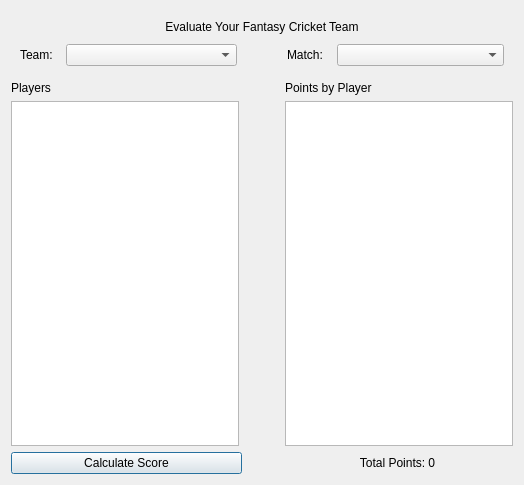
Above: evaluateTeam.ui from Trugamr/fantasy-cricket-python before the change. Below: the same form after it.
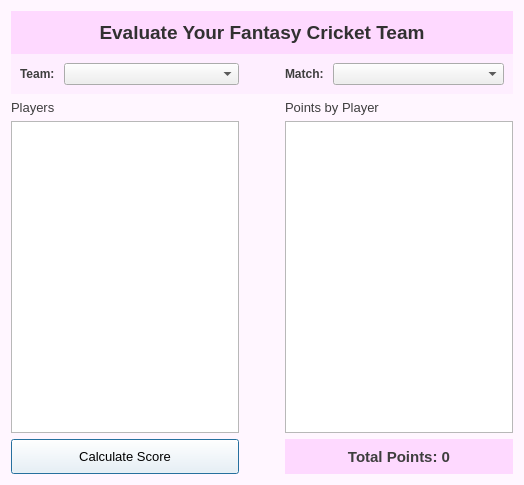
That is the form after the change.

Commit message: added styles to evaulateTeam dialog

```diff
--- a/evaluateTeam.ui
+++ b/evaluateTeam.ui
@@ -13,6 +13,42 @@
   <property name="windowTitle">
    <string>Evaluate Team</string>
   </property>
+  <property name="styleSheet">
+   <string notr="true">QDialog#EvaluateTeamDialog {
+	background-color: rgb(255, 246, 255);
+}
+
+QLabel#pointsByPlayerLabel, #playersLabel {
+	font: 10pt;
+	color: #3e3e3e;
+}
+
+QLabel#totalPointsLabel {
+	font: bold 11pt;
+	color: #3e3e3e;
+ 	background-color: rgb(254, 217, 255);
+}
+
+QWidget#comboBoxes {
+	background-color: rgb(254, 238, 255);
+}
+
+QLabel#teamLabel, #matchLabel {
+	color: #3e3e3e;
+	font: bold 9pt;
+}
+
+QLabel#evaluateHeading {
+	background-color: rgb(254, 217, 255);
+	padding: 10px;
+}
+
+QPushButton#calculateScoreButton {
+	background: #fefefe;
+	font: 10pt;
+}
+</string>
+  </property>
   <layout class="QVBoxLayout" name="verticalLayout_2">
    <item>
     <widget class="QWidget" name="topContainer" native="true">
@@ -24,10 +60,22 @@
      </property>
      <layout class="QVBoxLayout" name="verticalLayout">
       <property name="spacing">
-       <number>10</number>
+       <number>0</number>
+      </property>
+      <property name="leftMargin">
+       <number>0</number>
+      </property>
+      <property name="topMargin">
+       <number>0</number>
+      </property>
+      <property name="rightMargin">
+       <number>0</number>
+      </property>
+      <property name="bottomMargin">
+       <number>0</number>
       </property>
       <item>
-       <widget class="QLabel" name="label">
+       <widget class="QLabel" name="evaluateHeading">
         <property name="sizePolicy">
          <sizepolicy hsizetype="Preferred" vsizetype="Maximum">
           <horstretch>0</horstretch>
@@ -35,7 +83,7 @@
          </sizepolicy>
         </property>
         <property name="text">
-         <string>Evaluate Your Fantasy Cricket Team</string>
+         <string>&lt;html&gt;&lt;head/&gt;&lt;body&gt;&lt;p align=&quot;center&quot;&gt;&lt;span style=&quot; font-size:14pt; font-weight:600; color:#313131;&quot;&gt;Evaluate Your Fantasy Cricket Team&lt;/span&gt;&lt;/p&gt;&lt;/body&gt;&lt;/html&gt;</string>
         </property>
         <property name="alignment">
          <set>Qt::AlignCenter</set>
@@ -46,7 +94,23 @@
        </widget>
       </item>
       <item>
-       <layout class="QHBoxLayout" name="horizontalLayout_5">
+       <widget class="QWidget" name="comboBoxes" native="true">
+        <property name="styleSheet">
+         <string notr="true">border-color: solid 10pt rgb(85, 255, 255);</string>
+        </property>
+        <layout class="QHBoxLayout" name="teamMatchCombos">
+         <property name="leftMargin">
+          <number>9</number>
+         </property>
+         <property name="topMargin">
+          <number>9</number>
+         </property>
+         <property name="rightMargin">
+          <number>9</number>
+         </property>
+         <property name="bottomMargin">
+          <number>9</number>
+         </property>
         <item>
          <layout class="QFormLayout" name="teamContainer">
           <property name="leftMargin">
@@ -101,6 +165,7 @@
          </layout>
         </item>
        </layout>
+       </widget>
       </item>
      </layout>
     </widget>
@@ -108,7 +173,7 @@
    <item>
     <layout class="QHBoxLayout" name="listsContainer">
      <item>
-      <layout class="QVBoxLayout" name="verticalLayout_3">
+      <layout class="QVBoxLayout" name="leftContainer">
        <item>
         <widget class="QLabel" name="playersLabel">
          <property name="text">
@@ -138,7 +203,7 @@
       </spacer>
      </item>
      <item>
-      <layout class="QVBoxLayout" name="verticalLayout_4">
+      <layout class="QVBoxLayout" name="rightContainer">
        <item>
         <widget class="QLabel" name="pointsByPlayerLabel">
          <property name="text">
@@ -154,13 +219,25 @@
     </layout>
    </item>
    <item>
-    <widget class="QWidget" name="comboBoxesContainer" native="true">
+    <widget class="QWidget" name="footerContainer" native="true">
      <property name="sizePolicy">
       <sizepolicy hsizetype="Preferred" vsizetype="Maximum">
        <horstretch>0</horstretch>
        <verstretch>0</verstretch>
       </sizepolicy>
      </property>
+     <property name="minimumSize">
+      <size>
+       <width>0</width>
+       <height>35</height>
+      </size>
+     </property>
+     <property name="maximumSize">
+      <size>
+       <width>16777215</width>
+       <height>60</height>
+      </size>
+     </property>
      <layout class="QHBoxLayout" name="horizontalLayout_3">
       <property name="spacing">
        <number>0</number>
@@ -178,7 +255,13 @@
        <number>0</number>
       </property>
       <item>
-       <widget class="QPushButton" name="calcaulateScoreButton">
+       <widget class="QPushButton" name="calculateScoreButton">
+        <property name="minimumSize">
+         <size>
+          <width>0</width>
+          <height>35</height>
+         </size>
+        </property>
         <property name="text">
          <string>Calculate Score</string>
         </property>
@@ -194,7 +277,7 @@
         </property>
         <property name="sizeHint" stdset="0">
          <size>
-          <width>40</width>
+          <width>46</width>
           <height>20</height>
          </size>
         </property>
```
Lines whose indentation alone changed are shown as unchanged. The commit also changes 2 other files.
